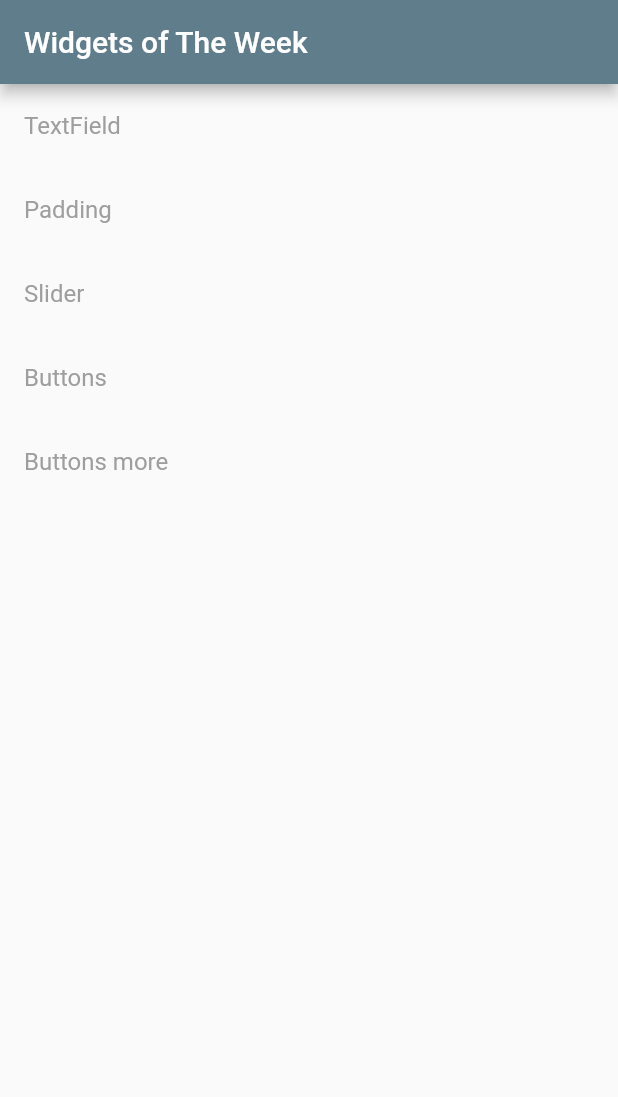
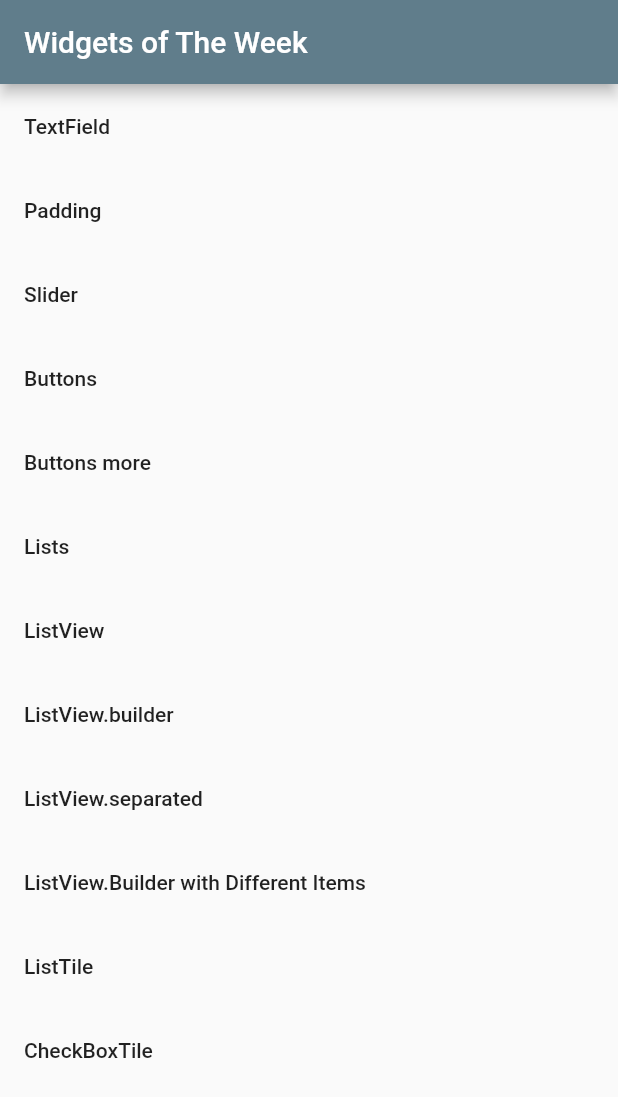
Before and after one commit to mike123789-dev/weekly_widgets, a Flutter app: the screen it shows after launch, on a phone screen of 412 x 824 dp. Shown: the top 1097 px of the screen. Run offline on Flutter 3.47's test engine with Material 2 defaults, Android fonts, the phone set to English and light mode, and no system bars; our stand-ins replace webview_flutter.

Commit message:
feat: added new custom widgets to home list

```diff
--- a/lib/home_list_view.dart
+++ b/lib/home_list_view.dart
@@ -1,7 +1,14 @@
 import 'package:flutter/material.dart';
 import 'package:weekly_widgets/deatil_view.dart';
 import 'package:weekly_widgets/my_widget.dart';
+import 'package:weekly_widgets/widgets/my_checkbox_list_tile.dart';
 import 'package:weekly_widgets/widgets/my_first_buttons.dart';
+import 'package:weekly_widgets/widgets/my_list_tile.dart';
+import 'package:weekly_widgets/widgets/my_list_view.dart';
+import 'package:weekly_widgets/widgets/my_list_view_builder.dart';
+import 'package:weekly_widgets/widgets/my_list_view_with_different_items.dart';
+import 'package:weekly_widgets/widgets/my_lists.dart';
+import 'package:weekly_widgets/widgets/my_list_view_seperated.dart';
 import 'package:weekly_widgets/widgets/my_padding.dart';
 import 'package:weekly_widgets/widgets/my_second_buttons.dart';
 import 'package:weekly_widgets/widgets/my_slider.dart';
@@ -9,11 +16,54 @@ import 'package:weekly_widgets/widgets/my_text_field.dart';
 
 class HomeListView extends StatelessWidget {
   final List<MyWidget> myWidgets = [
-    MyWidget(widgetName: "TextField", widget: MyTextField()),
-    MyWidget(widgetName: "Padding", widget: MyPadding()),
-    MyWidget(widgetName: "Slider", widget: MySlider()),
-    MyWidget(widgetName: "Buttons", widget: MyFirstButtons()),
-    MyWidget(widgetName: "Buttons more", widget: MySecondButtons())
+    MyWidget(
+      widgetName: "TextField",
+      widget: MyTextField(),
+    ),
+    MyWidget(
+      widgetName: "Padding",
+      widget: MyPadding(),
+    ),
+    MyWidget(
+      widgetName: "Slider",
+      widget: MySlider(),
+    ),
+    MyWidget(
+      widgetName: "Buttons",
+      widget: MyFirstButtons(),
+    ),
+    MyWidget(
+      widgetName: "Buttons more",
+      widget: MySecondButtons(),
+    ),
+    MyWidget(
+      widgetName: "Lists",
+      widget: MyLists(),
+    ),
+    MyWidget(
+      widgetName: "ListView",
+      widget: MyListView(),
+    ),
+    MyWidget(
+      widgetName: "ListView.builder",
+      widget: MyListViewBuilder(),
+    ),
+    MyWidget(
+      widgetName: 'ListView.separated',
+      widget: MyListViewSeperated(),
+    ),
+    MyWidget(
+      widgetName: "ListView.Builder with Different Items",
+      widget: MyListViewWithDifferentItems(),
+    ),
+    MyWidget(
+      widgetName: "ListTile",
+      widget: MyListTile(),
+    ),
+    MyWidget(
+      widgetName: "CheckBoxTile",
+      widget: MyCheckBoxTile(),
+    ),
   ];
 
   void _pushDetailScreen(BuildContext context, int index) {
@@ -37,7 +87,10 @@ class HomeListView extends StatelessWidget {
         child: ListView.builder(
           itemBuilder: (BuildContext context, int i) {
             return ListTile(
-              title: Text("${myWidgets[i].widgetName}"),
+              title: Text(
+                "${myWidgets[i].widgetName}",
+                style: Theme.of(context).textTheme.bodyText1,
+              ),
               onTap: () {
                 _pushDetailScreen(context, i);
               },
```
